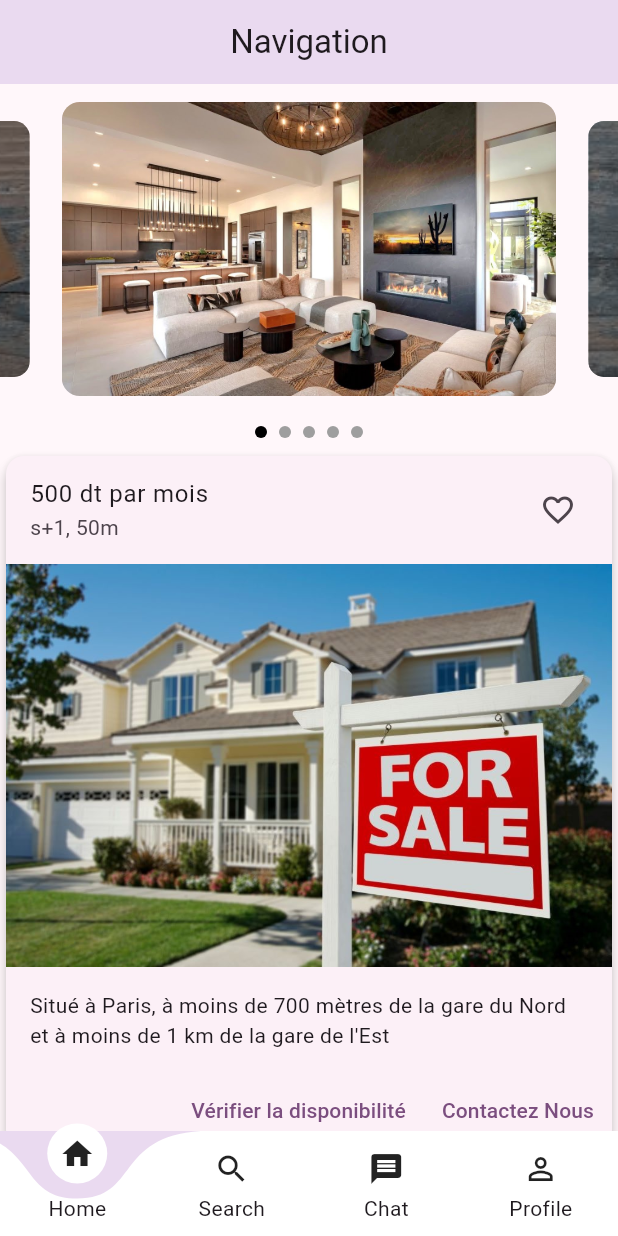
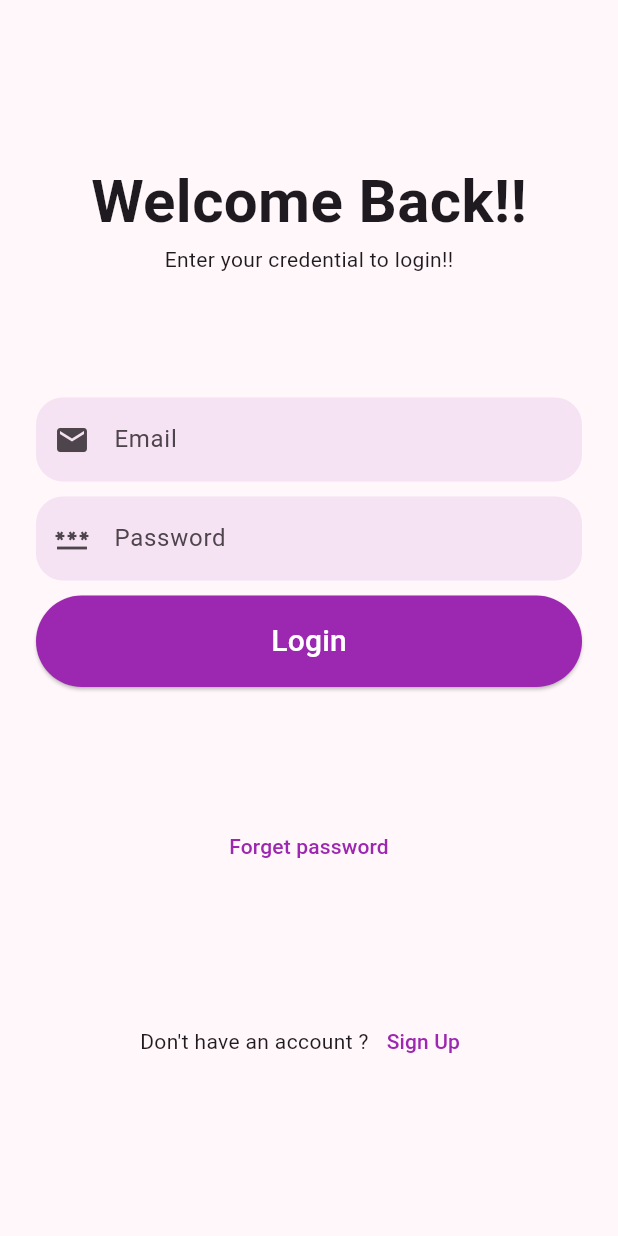
Before and after one commit to Safwen-bm/tpflutter, a Flutter app: the screen it shows after launch, on a phone screen of 412 x 824 dp. Run offline on Flutter 3.47's test engine with Material 3 defaults, Android fonts, the phone set to English and light mode, and no system bars; drawn by our look-alikes of carousel_slider, curved_labeled_navigation_bar; our stand-ins replace firebase_auth, firebase_core; accounts and stored records are empty.

```diff
--- a/lib/chatPage.dart
+++ b/lib/chatPage.dart
@@ -1,12 +1,11 @@
 import 'package:flutter/material.dart';
+import 'package:tp2/chatScreen.dart';
 
 class Chatpage extends StatelessWidget {
   const Chatpage({super.key});
 
   @override
   Widget build(BuildContext context) {
-    return Center(
-      child: Text('Chat Page', style: TextStyle(fontSize: 24)),
-    );
+    return ChatScreen();
   }
 }
--- /dev/null
+++ b/lib/login.dart
@@ -0,0 +1,147 @@
+import 'package:firebase_auth/firebase_auth.dart';
+import 'package:flutter/material.dart';
+import 'package:tp2/home.dart';
+import 'package:tp2/sign_up.dart';
+
+class LoginPage extends StatelessWidget {
+  LoginPage({super.key});
+
+  final TextEditingController _emailController = TextEditingController();
+  final TextEditingController _passwordController = TextEditingController();
+
+  Future<void> login(BuildContext context, String email, String password) async {
+
+  try {
+    await FirebaseAuth.instance.signInWithEmailAndPassword(
+      email: email,
+      password: password,
+    );
+
+      Navigator.pushReplacement(
+        context,
+        MaterialPageRoute(builder: (context) => Home()),
+      );
+
+      ScaffoldMessenger.of(context).showSnackBar(
+        SnackBar(content: Text('Login successful! Welcome back.')),
+      );
+
+  } catch (e) {
+    ScaffoldMessenger.of(context).showSnackBar(
+      SnackBar(content: Text("Login failed: $e")),
+    );
+  }
+}
+
+  @override
+  Widget build(BuildContext context) {
+    return Scaffold(
+      body: Container(
+        margin: EdgeInsets.all(24),
+        child: Column(
+          mainAxisAlignment: MainAxisAlignment.spaceEvenly,
+          children: [
+            _header(),
+            _inputField(_emailController, _passwordController, context),
+            _forgetPassword(),
+            _signUp(context),
+          ],
+        ),
+      ),
+    );
+  }
+}
+
+_header(){
+  return Column(
+    children: [
+      Text(
+        "Welcome Back!!",
+        style: TextStyle(fontSize: 40, fontWeight: FontWeight.bold),
+      ),
+      Text(
+        "Enter your credential to login!!",
+      ),
+    ],
+  );
+}
+
+_inputField(TextEditingController emailController, TextEditingController passwordController, BuildContext context){
+  return Column(
+    crossAxisAlignment: CrossAxisAlignment.stretch,
+    children: [
+      TextField(
+        controller: emailController,
+        decoration: InputDecoration(
+          border: OutlineInputBorder(
+            borderRadius: BorderRadius.circular(18),
+            borderSide: BorderSide.none),
+          hintText: "Email",
+          fillColor: Colors.purple.withOpacity(0.1),
+          filled: true,
+          prefixIcon: Icon(Icons.mail)),
+      ),
+      SizedBox(
+        height: 10,
+      ),
+      TextField(
+        controller: passwordController,
+        obscureText: true,
+        decoration: InputDecoration(
+          hintText: "Password",
+          prefixIcon: Icon(Icons.password),
+          fillColor: Colors.purple.withOpacity(0.1),
+          filled: true,
+          border: OutlineInputBorder(
+            borderRadius: BorderRadius.circular(18),
+            borderSide: BorderSide.none)),
+        ),
+        SizedBox(
+        height: 10,
+      ),
+      ElevatedButton(
+        onPressed: () {
+          final email = emailController.text.trim();
+          final password = passwordController.text.trim();
+          LoginPage().login(context, email, password);
+        },
+        style: ElevatedButton.styleFrom(
+          backgroundColor: Colors.purple,
+          padding: EdgeInsets.symmetric(vertical: 16),
+          shape: StadiumBorder()),
+        child: Text(
+          "Login",
+          style: TextStyle(fontSize: 20, color: Colors.white),
+        )
+      ),
+    ],
+  );
+}
+
+_forgetPassword(){
+  return TextButton(
+    onPressed: () => {},
+    child: Text(
+      "Forget password",
+      style: TextStyle(color: Colors.purple),
+    ),
+  );
+}
+
+_signUp(context){
+  return Row(
+    mainAxisAlignment: MainAxisAlignment.center,
+    children: [
+      Text("Don't have an account ?"),
+      TextButton(
+        onPressed: () => {
+          Navigator.push(context,
+          MaterialPageRoute(builder: (context) => SignUpPage()))
+        },
+        child: Text(
+          "Sign Up",
+          style: TextStyle(color: Colors.purple),
+        ))
+    ],
+  );
+}
--- a/lib/main.dart
+++ b/lib/main.dart
@@ -1,79 +1,22 @@
-import 'package:curved_labeled_navigation_bar/curved_navigation_bar.dart';
-import 'package:curved_labeled_navigation_bar/curved_navigation_bar_item.dart';
+import 'package:firebase_core/firebase_core.dart';
 import 'package:flutter/material.dart';
-import 'package:tp2/chatPage.dart';
-import 'package:tp2/homePage.dart';
-import 'package:tp2/profilePage.dart';
-import 'package:tp2/searchPage.dart';
+import 'package:tp2/login.dart';
 
-void main(){
+void main() async{
+  WidgetsFlutterBinding.ensureInitialized();
+  await Firebase.initializeApp();
   runApp(MyApp());
+}
 
-}
 class MyApp extends StatelessWidget {
   const MyApp({super.key});
 
   @override
   Widget build(BuildContext context) {
     return MaterialApp(
-      title: "Tp2",
       theme:ThemeData(
         colorScheme: ColorScheme.fromSeed(seedColor:Colors.purple)),
-      home: Home(),
+      home: LoginPage(),
     );
   }
 }
-
-class Home extends StatefulWidget {
-  const Home({super.key});
-
-  @override
-  State<Home> createState() => _HomeState();
-}
-
-class _HomeState extends State<Home> {
-  int _page = 0;
-
-  List<Widget> list = [
-    Homepage(),
-    Searchpage(),
-    Chatpage(),
-    Profilepage(),
-  ];
-
-  @override
-  Widget build(BuildContext context) {
-    return Scaffold(
-      appBar: AppBar(
-        title: Center(child: Text("Navigation")),
-        backgroundColor: Color.fromRGBO(234, 218, 240, 1),
-      ),
-      body: list[_page],
-      bottomNavigationBar: CurvedNavigationBar(
-        onTap: (index) {
-          setState(() {
-            _page = index;
-          });
-        },
-        backgroundColor: Color.fromRGBO(234, 218, 240, 1),
-        items: [
-          CurvedNavigationBarItem(
-            child: Icon(Icons.home),
-            label: "Home",
-          ),
-          CurvedNavigationBarItem(
-            child: Icon(Icons.search),
-            label: "Search",
-          ),
-          CurvedNavigationBarItem(
-            child: Icon(Icons.message),
-            label: "Chat",
-          ),
-          CurvedNavigationBarItem(
-            child: Icon(Icons.perm_identity),
-            label: "Profile",
-          ),
-        ],
-    ));
-  }
-}
--- a/lib/offerPage.dart
+++ b/lib/offerPage.dart
@@ -28,7 +28,7 @@ class _OfferPageState extends State<OfferPage> {
           itemBuilder: (context, index, realIndex) {
             bool isActive = index == _current;
             return Padding(
-              padding: const EdgeInsets.symmetric(vertical: 12.0), // gap top & bottom
+              padding: const EdgeInsets.symmetric(vertical: 12.0),
               child: ClipRRect(
                 borderRadius: BorderRadius.circular(12),
                 child: Stack(
@@ -40,7 +40,7 @@ class _OfferPageState extends State<OfferPage> {
                     ),
                     if (!isActive)
                       Container(
-                        color: Colors.black.withOpacity(0.5), // dark overlay for inactive slides
+                        color: Colors.black.withOpacity(0.5),
                       ),
                   ],
                 ),
--- a/pubspec.yaml
+++ b/pubspec.yaml
@@ -36,6 +36,10 @@ dependencies:
   cupertino_icons: ^1.0.8
   curved_labeled_navigation_bar: ^2.0.6
   carousel_slider: ^5.1.1
+  firebase_auth: ^6.1.2
+  firebase_core: ^4.2.1
+  google_sign_in: ^7.2.0
+  http: ^1.6.0
 
 dev_dependencies:
   flutter_test:
@@ -64,6 +68,7 @@ flutter:
      - assets/home1.jpeg
      - assets/slide1.jpg
      - assets/slide2.jpg
+     - assets/google.png
 
   # An image asset can refer to one or more resolution-specific "variants", see
   # https://flutter.dev/to/resolution-aware-images
```
Also changed, not shown: lib/chatScreen.dart (added, +213 -0 lines), lib/home.dart (added, +61 -0 lines), lib/sign_up.dart (added, +187 -0 lines), assets/google.png (added), firebase.json (added), lib/firebase_options.dart (added), pubspec.lock, 6 other files.
